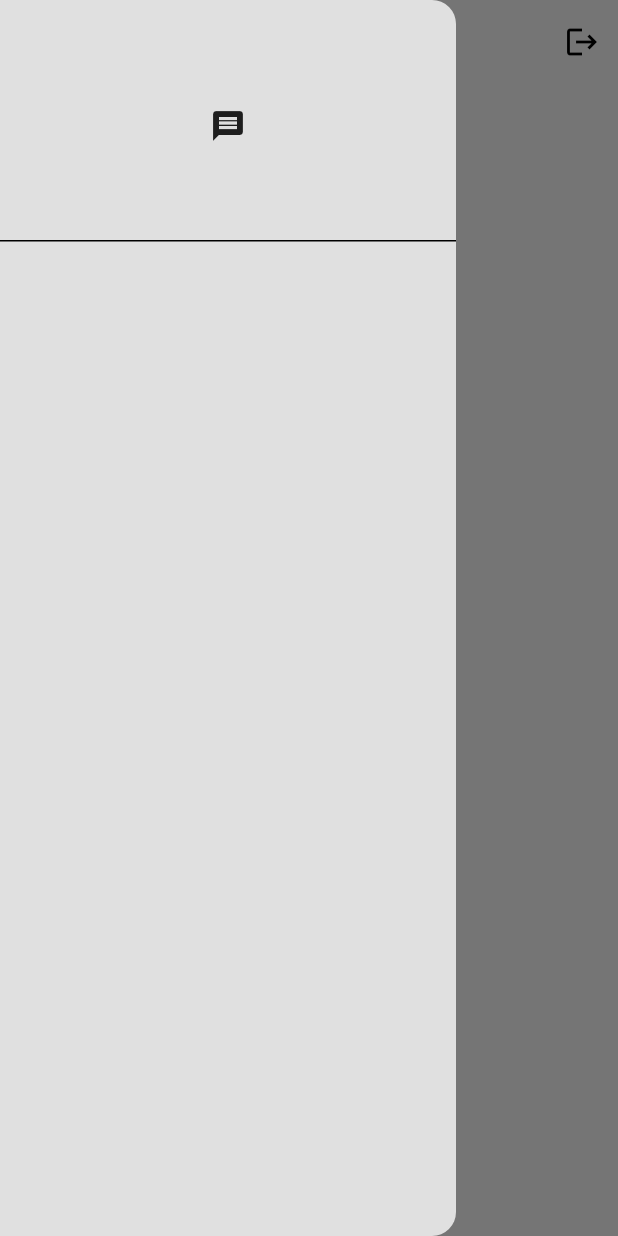
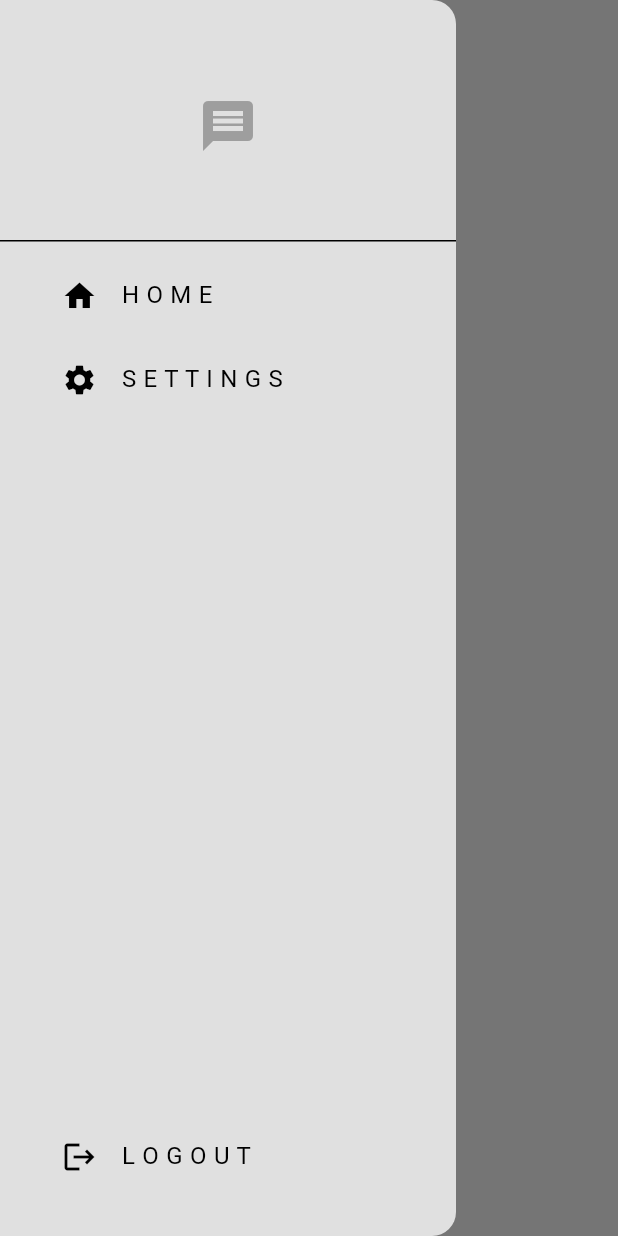
Before and after one commit to Lakkitha/local_community_app, a Flutter app: the screen it shows once a user with an empty profile is signed in, with the side drawer open, on a phone screen of 412 x 824 dp. Run offline on Flutter 3.47's test engine with Material 3 defaults, Android fonts, the phone set to English and light mode, and no system bars; our stand-ins replace firebase_auth, firebase_core; accounts and stored records are empty.

Commit message:
Design of Home with drawer

```diff
--- a/lib/main.dart
+++ b/lib/main.dart
@@ -1,7 +1,6 @@
 import 'package:flutter/material.dart';
 import 'package:firebase_core/firebase_core.dart';
 import 'package:local_community_app/auth/auth_gate.dart';
-import 'package:local_community_app/auth/login_or_register.dart';
 import 'package:local_community_app/themes/light_mode.dart';
 
 Future<void> main() async {
--- a/lib/pages/home_page.dart
+++ b/lib/pages/home_page.dart
@@ -1,14 +1,13 @@
 import 'package:flutter/material.dart';
-import 'package:local_community_app/auth/auth_service.dart';
 import 'package:local_community_app/utilis/drawer.dart';
 
 class HomePage extends StatelessWidget {
   const HomePage({super.key});
 
-  void logout() {
+/*   void logout() {
     final _auth = AuthService();
     _auth.signOut();
-  }
+  } */
 
   @override
   Widget build(BuildContext context) {
@@ -17,10 +16,11 @@
         title: const Text("Home Page"),
         actions: [
           //logout button
-          IconButton(
+          /* IconButton(
             onPressed: logout,
             icon: Icon(Icons.logout),
-          ),
+          ), */
+          //Make one for user
         ],
       ),
       drawer: MyDrawer(),
--- a/lib/utilis/drawer.dart
+++ b/lib/utilis/drawer.dart
@@ -1,28 +1,83 @@
 import 'package:flutter/material.dart';
+import 'package:local_community_app/auth/auth_service.dart';
+import 'package:local_community_app/pages/settings_page.dart';
 
 class MyDrawer extends StatelessWidget {
   const MyDrawer({super.key});
+
+  void logout() {
+    final auth = AuthService();
+    auth.signOut();
+  }
 
   @override
   Widget build(BuildContext context) {
     return Drawer(
       backgroundColor: Theme.of(context).colorScheme.background,
       child: Column(
+        mainAxisAlignment: MainAxisAlignment.spaceBetween,
         children: [
           //logo
+          Column(
+            children: [
               DrawerHeader(
                 child: Center(
-              child: Icon(Icons.message),
+                  child: Icon(
+                    Icons.message,
+                    color: Theme.of(context).colorScheme.primary,
+                    size: 40,
+                  ),
                 ),
               ),
 
               //Home list tile
+              Padding(
+                padding: const EdgeInsets.only(left: 25.0),
+                child: ListTile(
+                  title: const Text("H O M E"),
+                  leading: const Icon(Icons.home),
+                  onTap: () {
+                    Navigator.pop(context);
+                  },
+                ),
+              ),
 
               //UserDetails
 
               //settings list tile
+              Padding(
+                padding: const EdgeInsets.only(left: 25.0),
+                child: ListTile(
+                  title: const Text("S E T T I N G S"),
+                  leading: const Icon(Icons.settings),
+                  onTap: () {
+                    Navigator.pop(context);
+
+                    // Navigate to Settings Screen
+                    Navigator.push(
+                      context,
+                      MaterialPageRoute(
+                        builder: (context) => const SettingsPage(),
+                      ),
+                    );
+                  },
+                ),
+              ),
+            ],
+          ),
 
           //logout list tile
+          Padding(
+            padding: const EdgeInsets.only(left: 25.0, bottom: 25),
+            child: ListTile(
+              title: const Text("L O G O U T"),
+              leading: const Icon(Icons.logout),
+              onTap: () {
+                logout();
+                Navigator.pop(context);
+              },
+            ),
+          ),
         ],
       ),
     );
```
Also changed, not shown: lib/pages/settings_page.dart (added, +14 -0 lines). Lines whose indentation alone changed are shown as unchanged.
